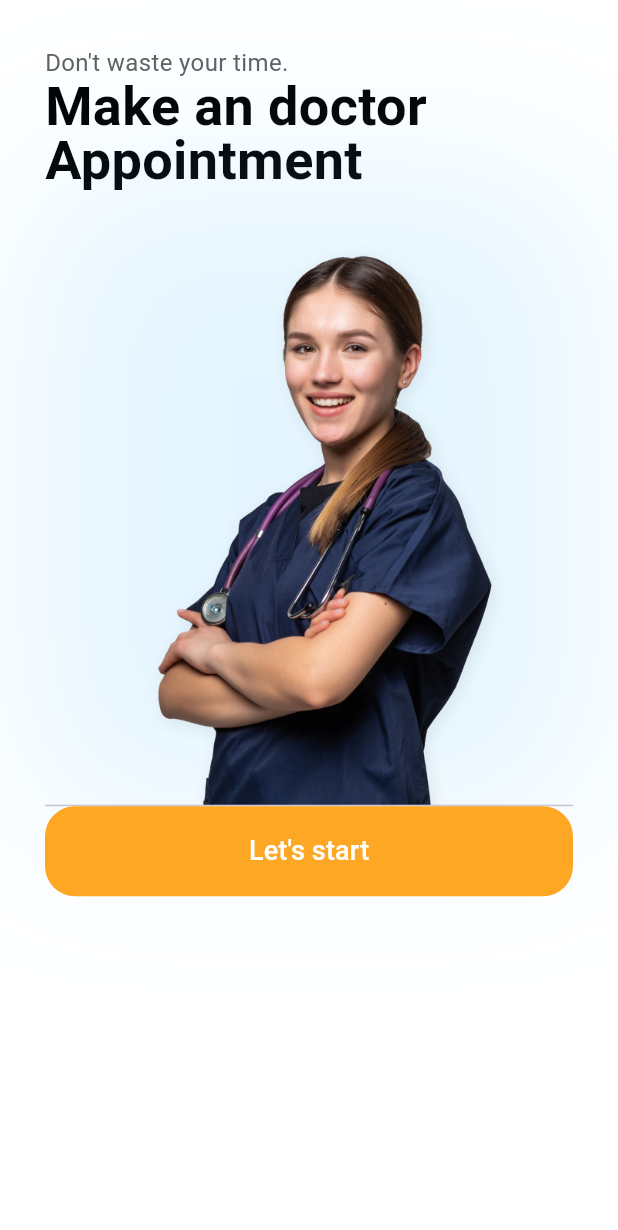
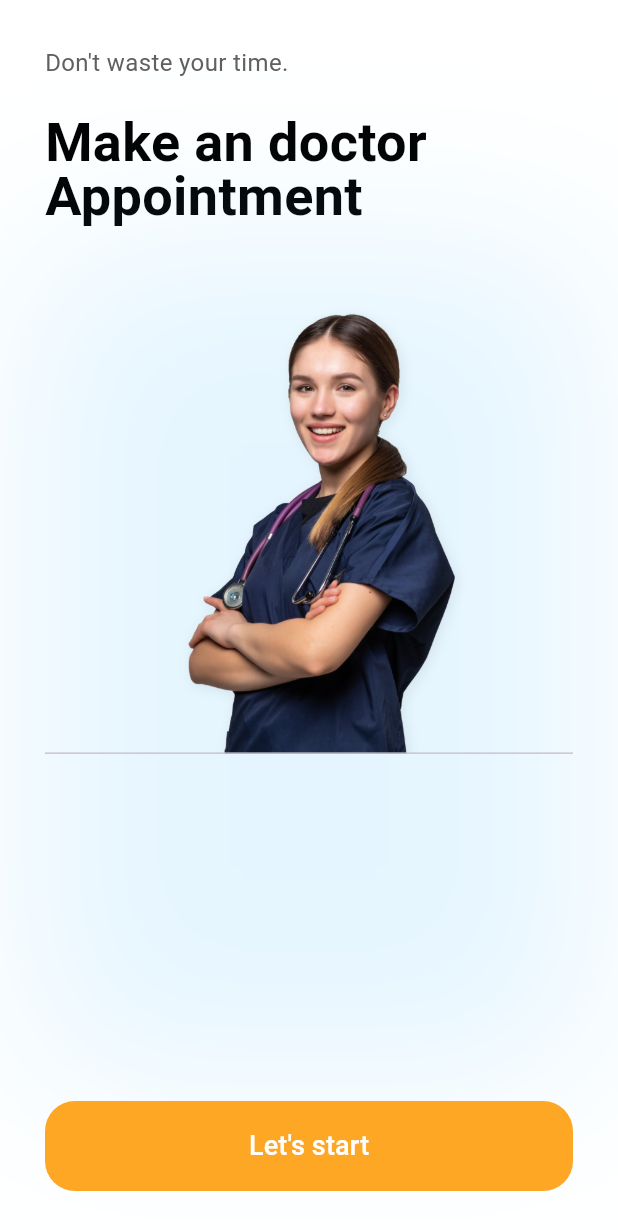
Before and after one commit to RicharC293/doctor_app, a Flutter app: the screen it shows after launch, on a phone screen of 412 x 824 dp. Shown: the top 1230 px of the screen. Run offline on Flutter 3.47's test engine with Material 3 defaults, Android fonts, the phone set to English and light mode, and no system bars.

Commit message:
Add theme support and enhance introduction screen layout with improved widget structure

```diff
--- a/lib/main.dart
+++ b/lib/main.dart
@@ -1,4 +1,5 @@
 import 'package:doctor_app_template/screens/introduction_screen.dart';
+import 'package:doctor_app_template/utils/theme.dart';
 import 'package:flutter/material.dart';
 
 void main() => runApp(const MyApp());
@@ -10,8 +11,12 @@
   Widget build(BuildContext context) {
     return MaterialApp(
       title: 'Material App',
+
       /// En sus casas aplicar la estrategia de rutas por nombre
       home: IntroductionScreen(),
+
+      /// ThemeData
+      theme: theme,
     );
   }
 }
--- a/lib/screens/introduction_screen.dart
+++ b/lib/screens/introduction_screen.dart
@@ -6,13 +6,14 @@ class IntroductionScreen extends StatelessWidget {
   @override
   Widget build(BuildContext context) {
     return Scaffold(
-      backgroundColor: const Color(0xffFFFFFF),
+      // backgroundColor: const Color(0xffFFFFFF),
       body: SafeArea(
         child: Padding(
           padding: const EdgeInsets.all(30.0),
           child: Column(
             crossAxisAlignment: CrossAxisAlignment.start,
             children: [
+              /// Widget 1
               const Text(
                 "Don't waste your time.",
                 style: TextStyle(
@@ -20,6 +21,10 @@ class IntroductionScreen extends StatelessWidget {
                   color: Color(0xff606060),
                 ),
               ),
+
+              const SizedBox(height: 24),
+
+              /// Widget 2
               const Text(
                 "Make an doctor Appointment",
                 style: TextStyle(
@@ -29,7 +34,12 @@ class IntroductionScreen extends StatelessWidget {
                   height: 1,
                 ),
               ),
-              Container(
+
+              const SizedBox(height: 24),
+
+              /// Widget 3
+              Expanded(
+                child: Container(
                   decoration: BoxDecoration(
                     boxShadow: [
                       BoxShadow(
@@ -40,11 +50,25 @@ class IntroductionScreen extends StatelessWidget {
                       ),
                     ],
                   ),
-                child: Image.asset("assets/images/doctor.png"),
+                  child: Column(
+                    children: [
+                      Image.asset(
+                        "assets/images/doctor.png",
+                        /// Pruebas -> adaptar el tamaño de la imagen
+                        // width: MediaQuery.of(context).size.width > 320
+                        //     ? 600
+                        //     : MediaQuery.of(context).size.width * 0.5,
+                        height: MediaQuery.of(context).size.height * 0.4,
                       ),
-              const Divider(
-                height: 0,
+                      const Divider(height: 0),
+                    ],
                   ),
+                ),
+              ),
+
+              const SizedBox(height: 24),
+
+              /// Widget 4
               SizedBox(
                 // double.infinity -> 100% | padre |
                 width: double.infinity,
@@ -69,6 +93,7 @@ class IntroductionScreen extends StatelessWidget {
                   ),
                 ),
               ),
+
             ],
           ),
         ),
--- /dev/null
+++ b/lib/utils/theme.dart
@@ -0,0 +1,25 @@
+import 'package:flutter/material.dart';
+
+/// https://pub.dev/packages/google_fonts -> Google Fonts -> Roboto
+final theme = ThemeData.light().copyWith(
+  scaffoldBackgroundColor: const Color(0xffFFFFFF),
+  filledButtonTheme: FilledButtonThemeData(
+    style: ButtonStyle(
+      backgroundColor: const WidgetStatePropertyAll(Color(0xffFEA725)),
+      shape: WidgetStatePropertyAll(
+        RoundedRectangleBorder(
+          borderRadius: BorderRadius.circular(20),
+        ),
+      ),
+    ),
+  ),
+
+  /// Editar las propiedades del divider
+  // dividerTheme: DividerThemeData(
+  //   color: Colors.red,
+  // )
+
+  /// Actualizar los temas de los textos
+  // textTheme: TextTheme(
+  // ),
+);
```
Lines whose indentation alone changed are shown as unchanged.
